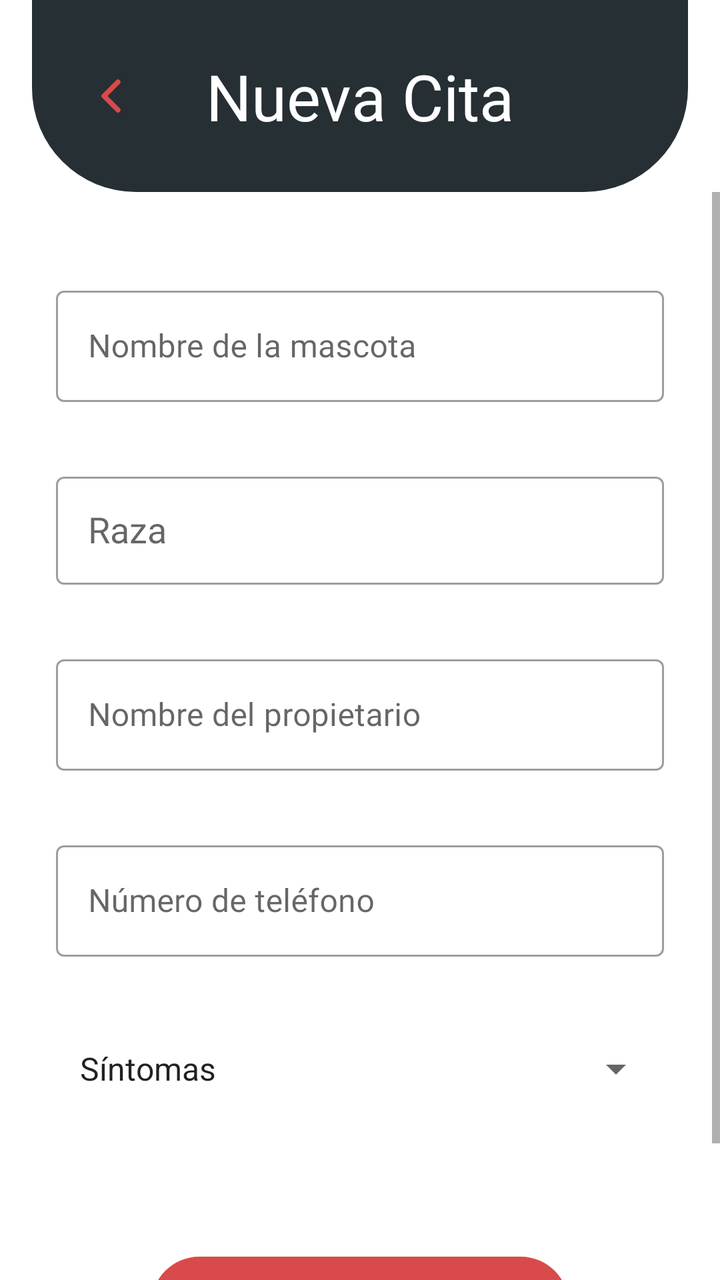
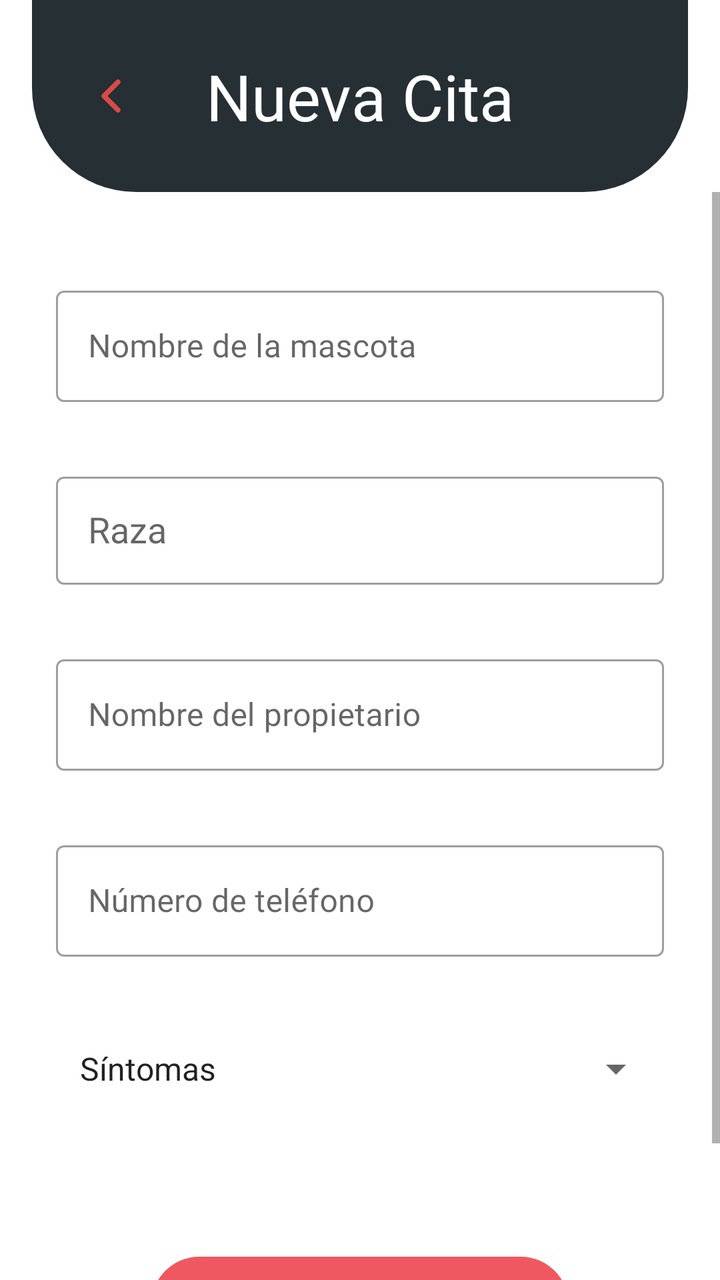

Screens rendered from an Android XML layout before and after an edit, with the pre-edit source and the edit as a unified diff.
<!-- AndroidManifest.xml: application theme Theme.DogApp -->
<!-- res/layout/fragment_add_cita.xml -->
<?xml version="1.0" encoding="utf-8"?>
<androidx.constraintlayout.widget.ConstraintLayout
    xmlns:android="http://schemas.android.com/apk/res/android"
    xmlns:app="http://schemas.android.com/apk/res-auto"
    xmlns:tools="http://schemas.android.com/tools"
    android:layout_width="match_parent"
    android:layout_height="match_parent"
    android:background="@color/white">

    
    <androidx.constraintlayout.widget.ConstraintLayout
        android:id="@+id/headerNuevaCita"
        android:layout_width="0dp"
        android:layout_height="96dp"
        android:background="@drawable/bg_header_new_cita"
        android:paddingStart="16dp"
        android:paddingEnd="16dp"
        android:layout_marginStart="16dp"
        android:layout_marginEnd="16dp"
        app:layout_constraintEnd_toEndOf="parent"
        app:layout_constraintStart_toStartOf="parent"
        app:layout_constraintTop_toTopOf="parent">

        <ImageButton
            android:id="@+id/btnReturn"
            android:layout_width="48dp"
            android:layout_height="48dp"
            android:background="?attr/selectableItemBackgroundBorderless"
            android:contentDescription="Volver"
            android:src="@drawable/return_shape_header"
            app:layout_constraintBottom_toBottomOf="parent"
            app:layout_constraintStart_toStartOf="parent"
            app:layout_constraintTop_toTopOf="parent" />

        <TextView
            android:id="@+id/tvTitleNewCita"
            android:layout_width="wrap_content"
            android:layout_height="wrap_content"
            android:fontFamily="@font/fredoka_bold"
            android:text="@string/new_cita_title"
            android:textColor="@color/white"
            android:textSize="32sp"
            app:layout_constraintBottom_toBottomOf="parent"
            app:layout_constraintEnd_toEndOf="parent"
            app:layout_constraintStart_toStartOf="parent"
            app:layout_constraintTop_toTopOf="parent"/>

    </androidx.constraintlayout.widget.ConstraintLayout>

    
    <ScrollView
        android:layout_width="0dp"
        android:layout_height="0dp"
        android:fillViewport="true"
        app:layout_constraintBottom_toBottomOf="parent"
        app:layout_constraintEnd_toEndOf="parent"
        app:layout_constraintStart_toStartOf="parent"
        app:layout_constraintTop_toBottomOf="@id/headerNuevaCita">


        <LinearLayout
            android:layout_width="match_parent"
            android:layout_height="match_parent"
            android:orientation="vertical"
            android:paddingStart="28dp"
            android:paddingTop="44dp"
            android:paddingEnd="28dp"
            android:paddingBottom="28dp">

            
            <com.google.android.material.textfield.TextInputLayout
                android:id="@+id/tilNombreMascota"
                style="@style/Widget.MaterialComponents.TextInputLayout.OutlinedBox"
                android:layout_width="match_parent"
                android:layout_height="wrap_content"
                android:hint="@string/hint_name"
                android:orientation="vertical">

                <com.google.android.material.textfield.TextInputEditText
                    android:id="@+id/etNombreMascota"
                    android:layout_width="match_parent"
                    android:layout_height="wrap_content"
                    android:fontFamily="@font/fredoka_regular"
                    android:inputType="textCapWords"
                    android:maxLines="1" />

            </com.google.android.material.textfield.TextInputLayout>

            
            <com.google.android.material.textfield.TextInputLayout
                android:id="@+id/tilRace"
                style="@style/Widget.MaterialComponents.TextInputLayout.OutlinedBox"
                android:layout_width="match_parent"
                android:layout_height="wrap_content"
                android:layout_marginTop="32dp"
                android:hint="@string/hint_race">

                <AutoCompleteTextView
                    android:id="@+id/etRace"
                    android:layout_width="match_parent"
                    android:layout_height="wrap_content"
                    android:completionThreshold="2"
                    android:fontFamily="@font/fredoka_regular"
                    android:inputType="textCapWords"
                    android:maxLines="1"
                    android:minHeight="54dp"
                    android:paddingStart="16dp"
                    android:paddingEnd="16dp"
                    tools:ignore="LabelFor" />

            </com.google.android.material.textfield.TextInputLayout>

            <ProgressBar
                android:id="@+id/progressBarBreeds"
                style="?android:attr/progressBarStyleSmall"
                android:layout_width="wrap_content"
                android:layout_height="wrap_content"
                android:layout_gravity="center_horizontal"
                android:visibility="gone" />

            
            <com.google.android.material.textfield.TextInputLayout
                android:id="@+id/tilNombrePropietario"
                style="@style/Widget.MaterialComponents.TextInputLayout.OutlinedBox"
                android:layout_width="match_parent"
                android:layout_height="wrap_content"
                android:layout_marginTop="32dp"
                android:hint="@string/hint_owner_name">

                <com.google.android.material.textfield.TextInputEditText
                    android:id="@+id/etNombrePropietario"
                    android:layout_width="match_parent"
                    android:layout_height="wrap_content"
                    android:fontFamily="@font/fredoka_regular"
                    android:inputType="textCapWords"
                    android:maxLines="1" />

            </com.google.android.material.textfield.TextInputLayout>

            
            <com.google.android.material.textfield.TextInputLayout
                android:id="@+id/tilPhone"
                style="@style/Widget.MaterialComponents.TextInputLayout.OutlinedBox"
                android:layout_width="match_parent"
                android:layout_height="wrap_content"
                android:layout_marginTop="32dp"
                android:hint="@string/hint_phone">

                <com.google.android.material.textfield.TextInputEditText
                    android:id="@+id/etPhone"
                    android:layout_width="match_parent"
                    android:layout_height="wrap_content"
                    android:fontFamily="@font/fredoka_regular"
                    android:inputType="phone"
                    android:maxLines="1" />

            </com.google.android.material.textfield.TextInputLayout>

            
            <Spinner
                android:id="@+id/spSymptoms"
                android:layout_width="match_parent"
                android:layout_height="wrap_content"
                android:layout_marginTop="32dp"
                android:entries="@array/symptom_options"
                android:minHeight="48dp"
                android:paddingStart="4dp"
                android:spinnerMode="dropdown" />

            
            <com.google.android.material.button.MaterialButton
                android:id="@+id/btnSaveCita"
                android:layout_width="wrap_content"
                android:layout_height="wrap_content"
                android:layout_gravity="center_horizontal"
                android:layout_marginTop="64dp"
                android:fontFamily="@font/fredoka_bold"
                android:paddingStart="28dp"
                android:paddingTop="12dp"
                android:paddingEnd="28dp"
                android:paddingBottom="12dp"
                android:text="@string/save_cita"
                android:textColor="@color/white"
                app:backgroundTint="@color/red_d94"
                app:cornerRadius="24dp"
                app:icon="@android:drawable/ic_menu_save"
                app:iconGravity="textStart"
                app:iconPadding="10dp"
                app:iconTint="@color/white" />

            <ProgressBar
                android:id="@+id/progressBarSave"
                android:layout_width="wrap_content"
                android:layout_height="wrap_content"
                android:layout_gravity="center_horizontal"
                android:layout_marginTop="16dp"
                android:visibility="gone" />

        </LinearLayout>

    </ScrollView>

</androidx.constraintlayout.widget.ConstraintLayout>
<!-- resources referenced by this layout -->
<resources>
  <string-array name="symptom_options">
          <item>Síntomas</item>
          <item>Solo duerme</item>
          <item>No come</item>
          <item>Fractura extremidad</item>
          <item>Tiene pulgas</item>
          <item>Tiene garrapatas</item>
          <item>Bota demasiado pelo</item>
      </string-array>
  <color name="red_d94">#D94A4A</color>
  <color name="white">#FFFFFFFF</color>
  <!-- drawable bg_header_new_cita (drawable) -->
  <?xml version="1.0" encoding="utf-8"?>
  <shape xmlns:android="http://schemas.android.com/apk/res/android"
      android:shape="rectangle">
  
      <solid android:color="@color/dark_gray"/>
  
      <corners android:bottomLeftRadius="52dp"
          android:bottomRightRadius="52dp"/>
  
  </shape>
  <!-- drawable return_shape_header (drawable) -->
  <?xml version="1.0" encoding="utf-8"?>
  <vector
      xmlns:android="http://schemas.android.com/apk/res/android"
      android:width="24dp"
      android:height="24dp"
      android:viewportWidth="24"
      android:viewportHeight="24">
  
      <path
          android:fillColor="@android:color/transparent"
          android:pathData="M15,5 L8,12 L15,19"
          android:strokeColor="@color/red_d94"
          android:strokeWidth="2.5"
          android:strokeLineCap="round"
          android:strokeLineJoin="round"/>
  
  </vector>
  <string name="hint_name">Nombre de la mascota</string>
  <string name="hint_owner_name">Nombre del propietario</string>
  <string name="hint_phone">Número de teléfono</string>
  <string name="hint_race">Raza</string>
  <string name="new_cita_title">Nueva Cita</string>
  <string name="save_cita">Guardar Cita</string>
  <style name="Theme.DogApp" parent="Theme.MaterialComponents.Light.NoActionBar">
          <item name="colorPrimary">@color/purple_500</item>
          <item name="colorPrimaryVariant">@color/purple_700</item>
          <item name="colorOnPrimary">@color/white</item>
          <item name="colorSecondary">@color/dog_pink</item>
          <item name="colorOnSecondary">@color/white</item>
      </style>
  <color name="dark_gray">#262F34</color>
  <color name="purple_500">#FF6200EE</color>
  <color name="purple_700">#FF3700B3</color>
  <color name="dog_pink">#FFF05861</color>
</resources>

<!-- the commit's change to res/layout/fragment_add_cita.xml (unified diff, before → after) -->
@@ -82,6 +82,7 @@
                     android:layout_height="wrap_content"
                     android:fontFamily="@font/fredoka_regular"
                     android:inputType="textCapWords"
+                    android:maxLength="15"
                     android:maxLines="1" />
 
             </com.google.android.material.textfield.TextInputLayout>
@@ -133,6 +134,7 @@
                     android:layout_height="wrap_content"
                     android:fontFamily="@font/fredoka_regular"
                     android:inputType="textCapWords"
+                    android:maxLength="30"
                     android:maxLines="1" />
 
             </com.google.android.material.textfield.TextInputLayout>
@@ -151,7 +153,8 @@
                     android:layout_width="match_parent"
                     android:layout_height="wrap_content"
                     android:fontFamily="@font/fredoka_regular"
-                    android:inputType="phone"
+                    android:inputType="number"
+                    android:maxLength="10"
                     android:maxLines="1" />
 
             </com.google.android.material.textfield.TextInputLayout>
@@ -179,9 +182,11 @@
                 android:paddingTop="12dp"
                 android:paddingEnd="28dp"
                 android:paddingBottom="12dp"
+                android:enabled="false"
                 android:text="@string/save_cita"
                 android:textColor="@color/white"
-                app:backgroundTint="@color/red_d94"
+                android:textStyle="bold"
+                app:backgroundTint="#F05861"
                 app:cornerRadius="24dp"
                 app:icon="@android:drawable/ic_menu_save"
                 app:iconGravity="textStart"
